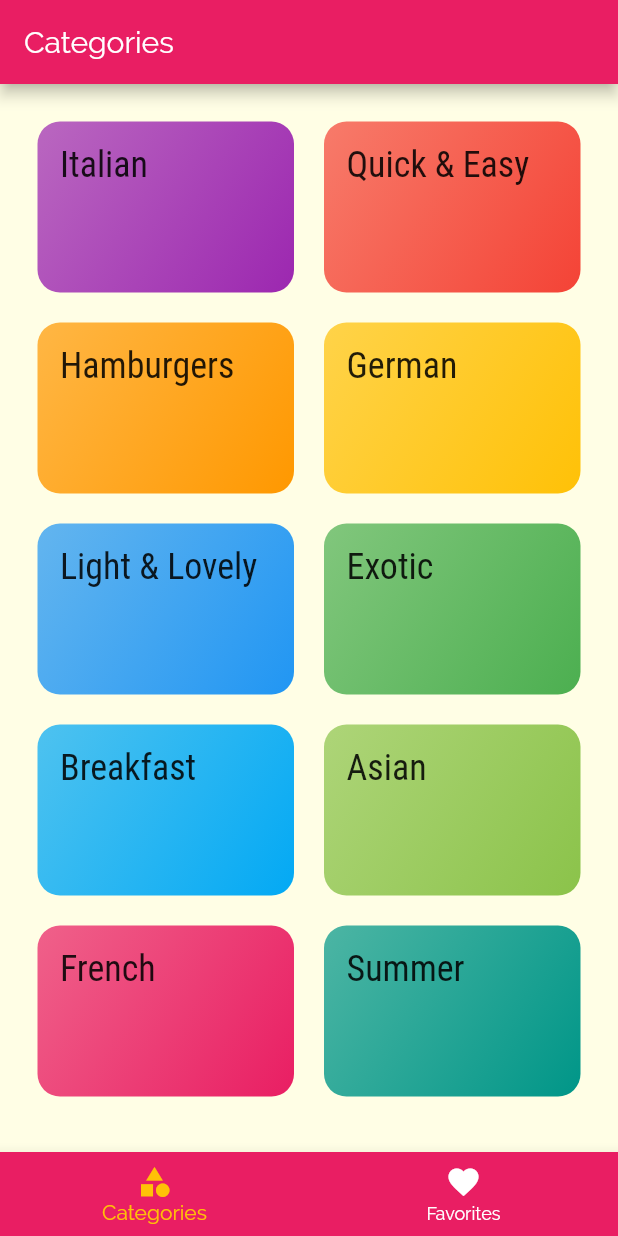
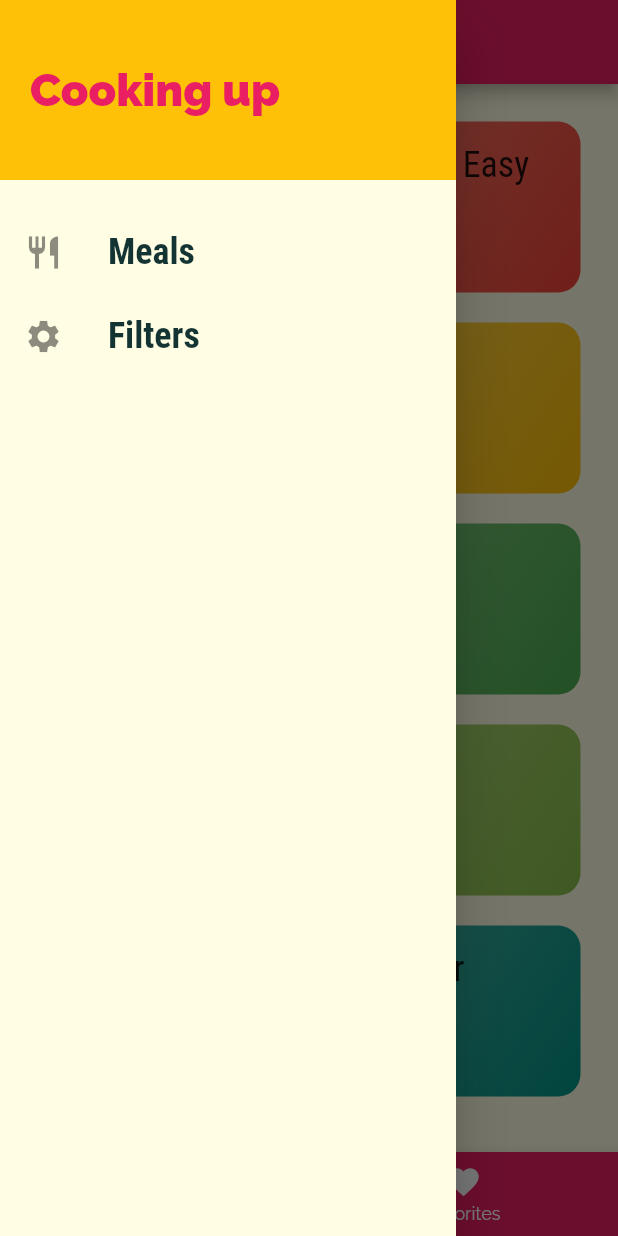
Before and after one commit to mvgmenezes/receipt_app, a Flutter app: the screen it shows after launch, with the side drawer open (before the commit the screen has no drawer), on a phone screen of 412 x 824 dp. Run offline on Flutter 3.47's test engine with Material 2 defaults, Android fonts, the phone set to English and light mode, and no system bars.

Commit message:
Creating DRAWER (menu) and navigation drawer

```diff
--- a/lib/main.dart
+++ b/lib/main.dart
@@ -1,4 +1,5 @@
 import 'package:flutter/material.dart';
+import 'package:recipe_app/screens/filters_screen.dart';
 import 'file:///C:/_apps/flutter/recipe_app/lib/screens/categories_screen.dart';
 import 'file:///C:/_apps/flutter/recipe_app/lib/screens/category_meals_screen.dart';
 import 'package:recipe_app/screens/meal_detail_screen.dart';
@@ -32,7 +33,8 @@ class MyApp extends StatelessWidget {
       routes: {
         '/': (ctx) => TabsScreen(),
         CategoryMealsScreen.routeName: (ctx) => CategoryMealsScreen(),
-        MealDetailScreen.routeName: (ctx) => MealDetailScreen()
+        MealDetailScreen.routeName: (ctx) => MealDetailScreen(),
+        FilterScreen.routeName: (ctx) => FilterScreen()
       },
      /* onGenerateRoute: (settings) { //define one route default with exist one route not mapped
         print(settings.arguments);
--- /dev/null
+++ b/lib/screens/filters_screen.dart
@@ -0,0 +1,16 @@
+import 'package:flutter/material.dart';
+import 'package:recipe_app/widgets/main_drawer.dart';
+
+class FilterScreen extends StatelessWidget {
+  static const routeName = '/filtes';
+  @override
+  Widget build(BuildContext context) {
+    return Scaffold(
+      appBar: AppBar(title: Text('Your Filters'),),
+      drawer: MainDrawer(),
+      body: Center(
+        child: Text('Filres'),
+      ),
+    );
+  }
+}
--- a/lib/screens/tabs_screen.dart
+++ b/lib/screens/tabs_screen.dart
@@ -1,6 +1,7 @@
 import 'package:flutter/material.dart';
 import 'package:recipe_app/screens/categories_screen.dart';
 import 'package:recipe_app/screens/favorites_screen.dart';
+import 'package:recipe_app/widgets/main_drawer.dart';
 
 class TabsScreen extends StatefulWidget {
   @override
@@ -25,6 +26,7 @@ class _TabsScreenState extends State<TabsScreen> {
     return Scaffold(
         appBar: AppBar(title: Text(_pages[_selectedPageIndex]['title']),
       ),
+      drawer: MainDrawer(),
       body: _pages[_selectedPageIndex]['page'],
       bottomNavigationBar: BottomNavigationBar(
         onTap: _selectPage,
--- /dev/null
+++ b/lib/widgets/main_drawer.dart
@@ -0,0 +1,51 @@
+import 'package:flutter/material.dart';
+import 'package:recipe_app/screens/filters_screen.dart';
+
+class MainDrawer extends StatelessWidget {
+
+  Widget buildListTile(String title, IconData iconData, Function tapHandler){
+    return ListTile(
+      leading: Icon(iconData, size: 26,),
+      title: Text(title, style: TextStyle(
+          fontSize: 24,
+          fontFamily: 'RobotoCondensed',
+          fontWeight: FontWeight.bold
+      ),),
+      onTap: tapHandler,
+    );
+  }
+
+  @override
+  Widget build(BuildContext context) {
+    return Drawer(child: Column(children: <Widget>[
+      Container(
+        height: 120,
+        width: double.infinity,
+        padding: EdgeInsets.all(20),
+        alignment: Alignment.centerLeft,
+        color: Theme.of(context).accentColor,
+        child: Text('Cooking up', style: TextStyle(
+          fontWeight: FontWeight.w900,
+          fontSize: 30,
+          color: Theme.of(context).primaryColor
+        ),),
+      ),
+      SizedBox(height: 20,),
+      buildListTile(
+          'Meals',
+          Icons.restaurant,
+          () {
+            Navigator.of(context).pushReplacementNamed('/');
+          }
+      ),
+      buildListTile(
+          'Filters',
+          Icons.settings,
+          () {
+            Navigator.of(context).pushReplacementNamed(FilterScreen.routeName);
+          }
+      ),
+    ],),
+    );
+  }
+}
```
